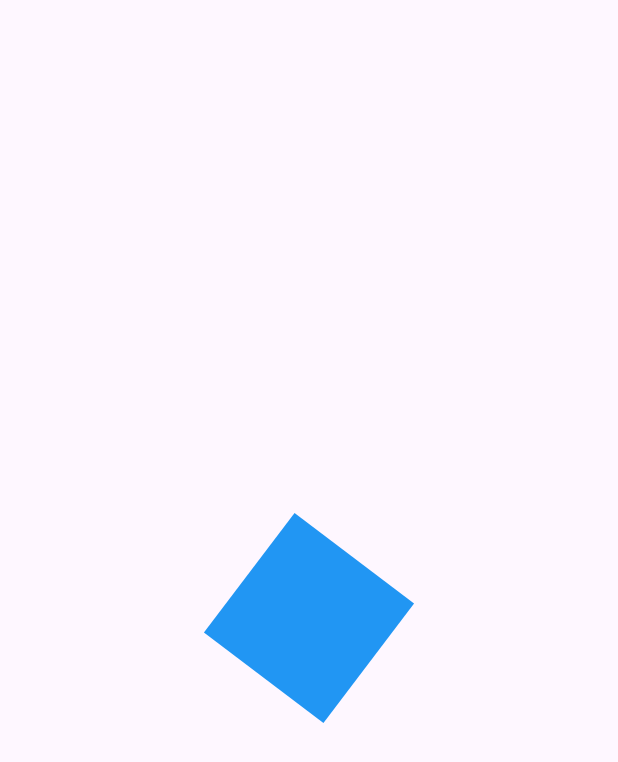
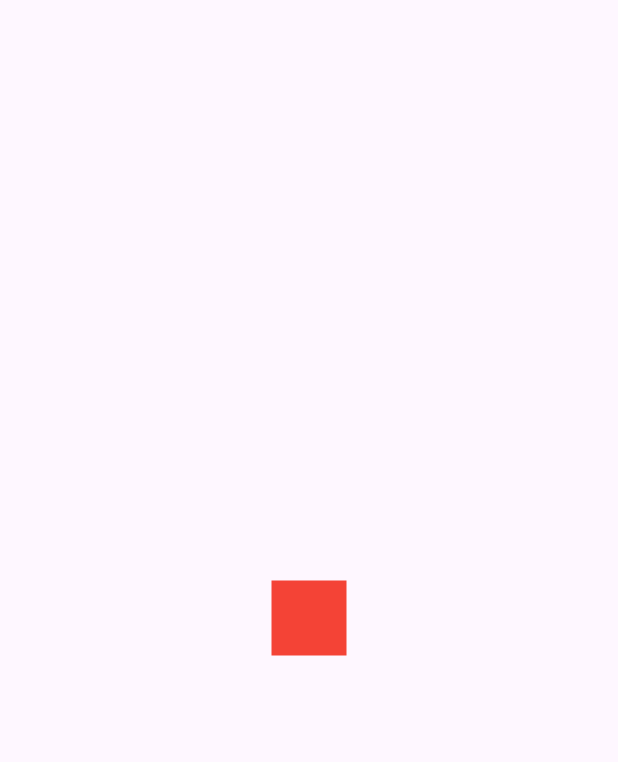
Before and after one commit to manuelcastrobarinas/flutter-cutomPainters, a Flutter app: the screen it shows after launch, on a phone screen of 412 x 824 dp. Shown: the top 762 px of the screen. Run offline on Flutter 3.47's test engine with Material 3 defaults, Android fonts, the phone set to English and light mode, and no system bars.

Commit message:
terminate animated seccion, and complete a challenge animate

```diff
--- a/lib/main.dart
+++ b/lib/main.dart
@@ -17,7 +17,7 @@ class MyApp extends StatelessWidget {
         colorScheme: ColorScheme.fromSeed(seedColor: Colors.deepPurple),
         useMaterial3: true,
       ),
-      home: const AnimationsPage()
+      home: const ChallengeAnimationPage()
     );
   }
 }
--- /dev/null
+++ b/lib/src/pages/challenges/animation_challenge_page.dart
@@ -0,0 +1,89 @@
+//crear una animacion en 4 segundos que se mueva en forma de cuadrado partiendo de su punto inicial a derecha luego arriba luego izquierda y por ultimo llegue a su punto inicial
+
+import 'package:flutter/material.dart';
+
+class ChallengeAnimationPage extends StatelessWidget {
+  const ChallengeAnimationPage({super.key});
+
+  @override
+  Widget build(BuildContext context) {
+    return const Scaffold(
+      body: Center(
+        child: ChallengeAnimation()
+      ),
+    );
+  }
+}
+
+class ChallengeAnimation extends StatefulWidget {
+  const ChallengeAnimation({super.key});
+
+  @override
+  State<ChallengeAnimation> createState() => _ChallengeAnimationState();
+}
+
+class _ChallengeAnimationState extends State<ChallengeAnimation> with SingleTickerProviderStateMixin {
+
+  late AnimationController animationController;
+  late Animation<double> moveRight;
+  late Animation<double> moveUp;
+  late Animation<double> moveLeft;
+  late Animation<double> moveBottom;
+
+  @override
+  void initState() {
+    animationController = AnimationController(vsync: this, duration: const Duration(milliseconds: 4000)); //especificamos el AnimationController
+    moveRight = Tween(begin: 0.0, end: 120.0).animate(CurvedAnimation(
+      parent: animationController, curve: const Interval(0.0, 0.25, curve: Curves.bounceOut)
+    ));
+
+    moveUp = Tween(begin: 0.0, end: 120.0).animate(CurvedAnimation(
+      parent: animationController, curve: const Interval(0.25, 0.50, curve: Curves.bounceOut)
+    ));
+
+    moveLeft = Tween(begin: 0.0, end: 120.0).animate(CurvedAnimation(
+      parent: animationController, curve: const Interval(0.50, 0.75, curve: Curves.bounceOut)
+    ));
+
+    moveBottom = Tween(begin: 0.0, end: 120.0).animate(CurvedAnimation(
+      parent: animationController, curve: const Interval(0.75, 1, curve: Curves.bounceOut)
+    ));
+
+    super.initState();
+  }
+
+  @override
+  void dispose() {
+    animationController.dispose(); // limpiar el controlador
+    super.dispose();
+  }
+
+  @override
+  Widget build(BuildContext context) {
+    animationController.forward();
+    return AnimatedBuilder(
+      animation: animationController,
+      builder  : (context, child) {
+        return Transform.translate(
+          offset: Offset(moveRight.value, -moveUp.value) + Offset(-moveLeft.value, moveBottom.value),
+          child: const _ChallengeContainer()
+        );
+      },
+    );
+  }
+}
+
+class _ChallengeContainer extends StatelessWidget {
+  const _ChallengeContainer();
+
+  @override
+  Widget build(BuildContext context) {
+    return Container(
+      height: 50,
+      width : 50,
+      decoration: const BoxDecoration(
+        color: Colors.red,
+      ),
+    );
+  }
+}
--- a/lib/src/pages/pages.dart
+++ b/lib/src/pages/pages.dart
@@ -1,2 +1,3 @@
 export 'headers_page.dart';
 export 'animations_page.dart';
+export 'challenges/animation_challenge_page.dart';
```
Also changed, not shown: lib/src/pages/animations_page.dart (+27 -3 lines).
